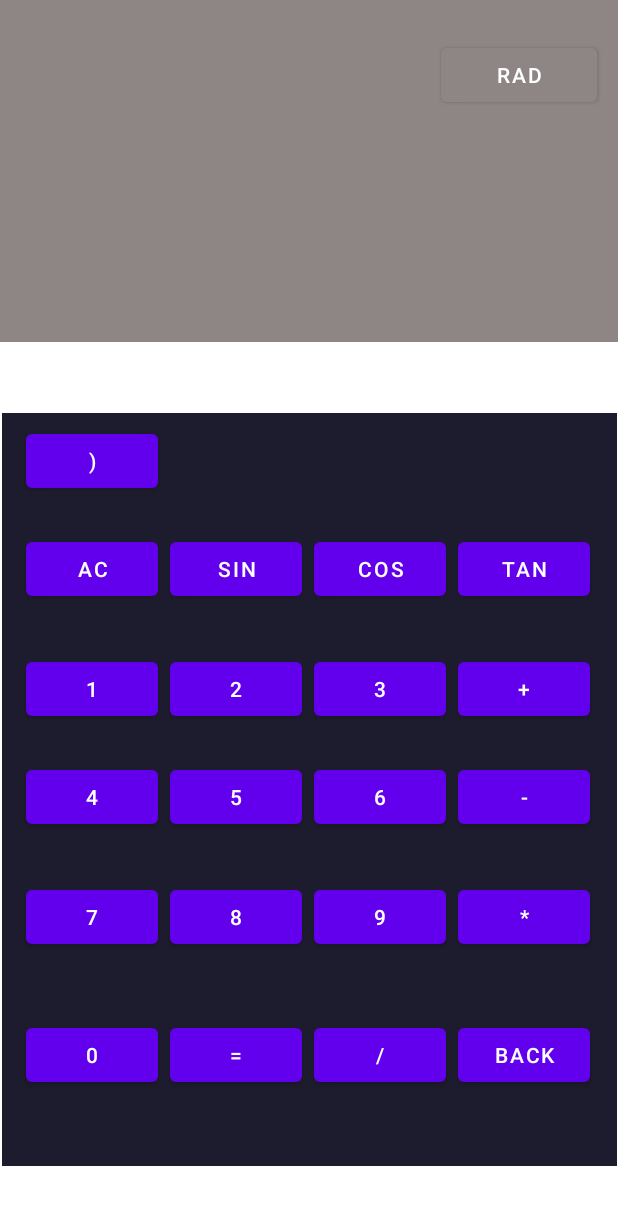
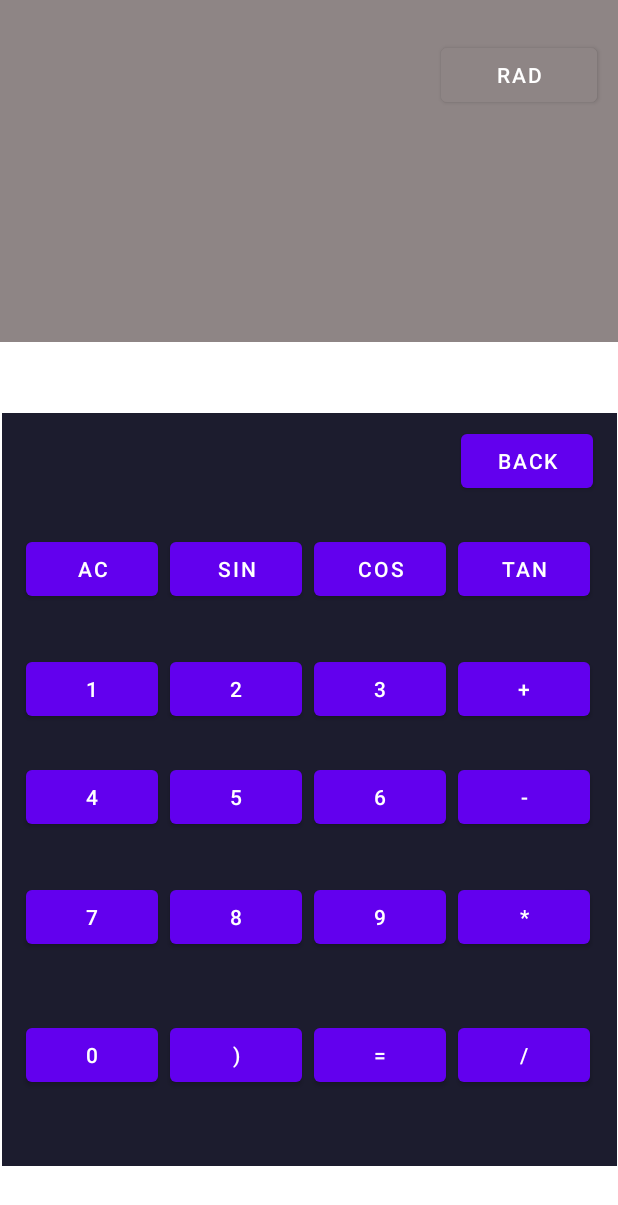
Before and after one commit to JoaquinARoca/Entregas-DSA, an Android app: the MainActivity screen opened directly, with no data from a screen before it, on a phone screen of 412 x 824 dp. Shown: the top 1205 px of the screen. Run offline under Robolectric (Android 15) with nearby library versions, the phone set to English and light mode, and no system bars.

Commit message:
Entrega-3-Calculadora-V2

```diff
--- a/app/src/main/res/layout/activity_main.xml
+++ b/app/src/main/res/layout/activity_main.xml
@@ -240,7 +240,7 @@
             android:layout_marginStart="8dp"
             android:layout_marginTop="44dp"
             android:onClick="OnScreen"
-            android:text="="
+            android:text=")"
             app:layout_constraintStart_toEndOf="@+id/button17"
             app:layout_constraintTop_toBottomOf="@+id/button15" />
 
@@ -251,7 +251,7 @@
             android:layout_marginStart="8dp"
             android:layout_marginTop="44dp"
             android:onClick="OnScreen"
-            android:text="/"
+            android:text="="
             app:layout_constraintStart_toEndOf="@+id/button19"
             app:layout_constraintTop_toBottomOf="@+id/button16" />
 
@@ -262,7 +262,7 @@
             android:layout_marginStart="8dp"
             android:layout_marginTop="44dp"
             android:onClick="OnScreen"
-            android:text="Back"
+            android:text="/"
             app:layout_constraintStart_toEndOf="@+id/button20"
             app:layout_constraintTop_toBottomOf="@+id/button16" />
 
@@ -278,15 +278,17 @@
             app:layout_constraintTop_toBottomOf="@+id/button" />
 
         <Button
-            android:id="@+id/button21"
+            android:id="@+id/button22"
             android:layout_width="wrap_content"
             android:layout_height="wrap_content"
-            android:layout_marginStart="16dp"
+
             android:layout_marginTop="8dp"
+            android:layout_marginEnd="16dp"
             android:onClick="OnScreen"
-            android:text=")"
-            app:layout_constraintStart_toStartOf="parent"
+            android:text="Back"
+            app:layout_constraintEnd_toEndOf="parent"
             app:layout_constraintTop_toTopOf="parent" />
+
 
     </androidx.constraintlayout.widget.ConstraintLayout>
 </androidx.constraintlayout.widget.ConstraintLayout>
```
Also changed, not shown: app/src/main/java/com/example/micalculadora/MainActivity.java (+31 -9 lines).
